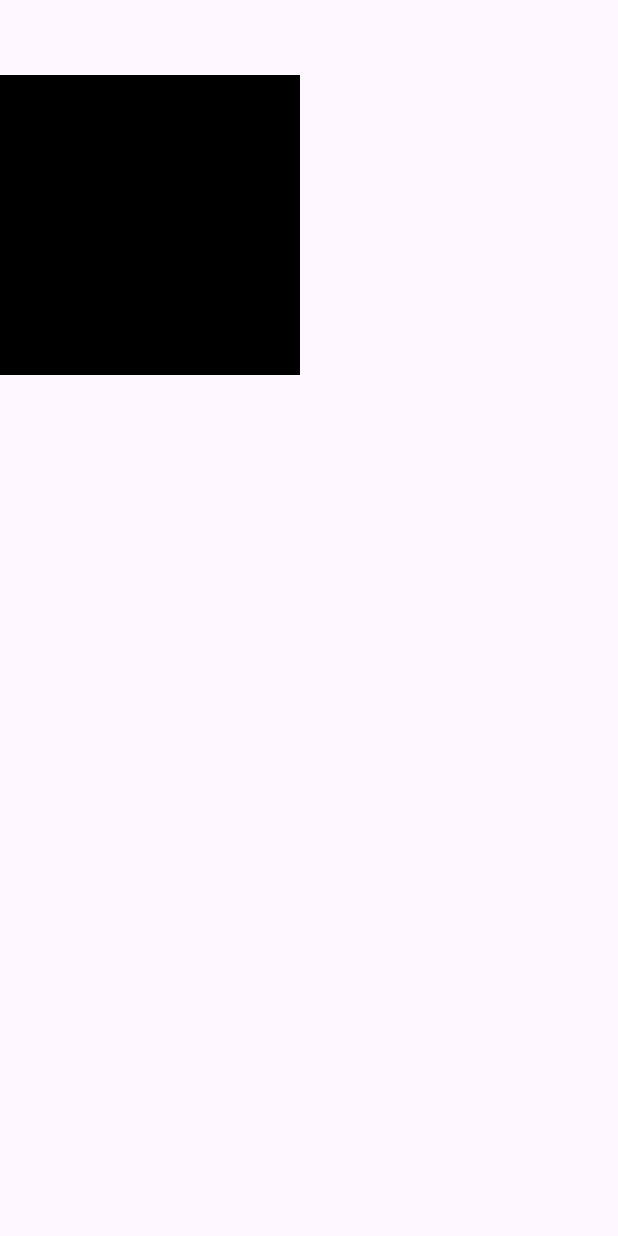
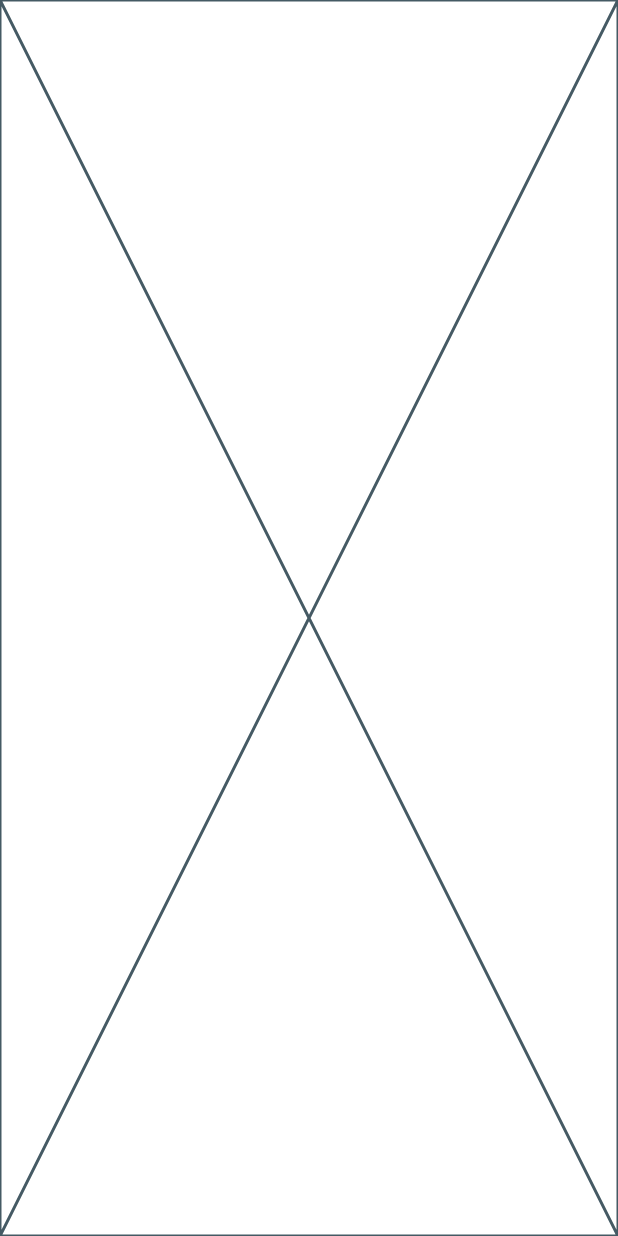
Before and after one commit to Roshan-Barkane/flutter_widgets_of_the_day, a Flutter app: the screen it shows after launch, on a phone screen of 412 x 824 dp. Run offline on Flutter 3.47's test engine with Material 3 defaults, Android fonts, the phone set to English and light mode, and no system bars.

```diff
--- a/lib/main.dart
+++ b/lib/main.dart
@@ -1,6 +1,5 @@
 import 'package:flutter/material.dart';
-import 'package:flutter_widgets_of_the_day/pages/align.dart';
-import 'package:flutter_widgets_of_the_day/pages/backdropfilter.dart';
+import 'package:flutter_widgets_of_the_day/pages/positioned.dart';
 
 void main() {
   runApp(const MyApp());
@@ -19,7 +18,7 @@ class MyApp extends StatelessWidget {
         colorScheme: ColorScheme.fromSeed(seedColor: Colors.deepPurple),
         useMaterial3: true,
       ),
-      home: const AlignWidget(),
+      home: const PositionWidget(),
     );
   }
 }
--- /dev/null
+++ b/lib/pages/positioned.dart
@@ -0,0 +1,10 @@
+import 'package:flutter/material.dart';
+
+class PositionWidget extends StatelessWidget {
+  const PositionWidget({super.key});
+
+  @override
+  Widget build(BuildContext context) {
+    return const Placeholder();
+  }
+}
```
